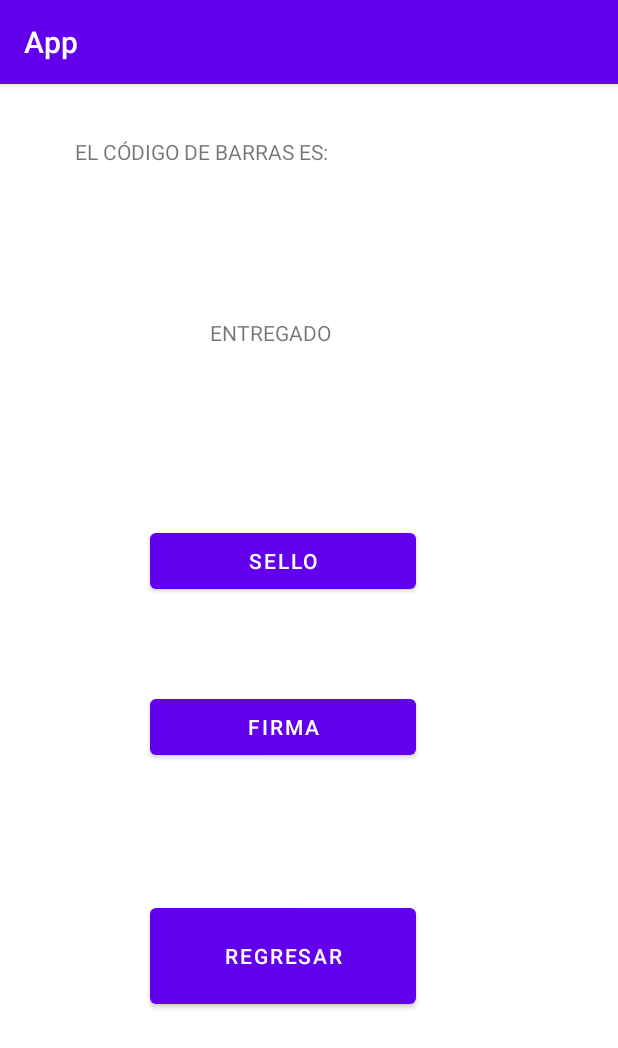
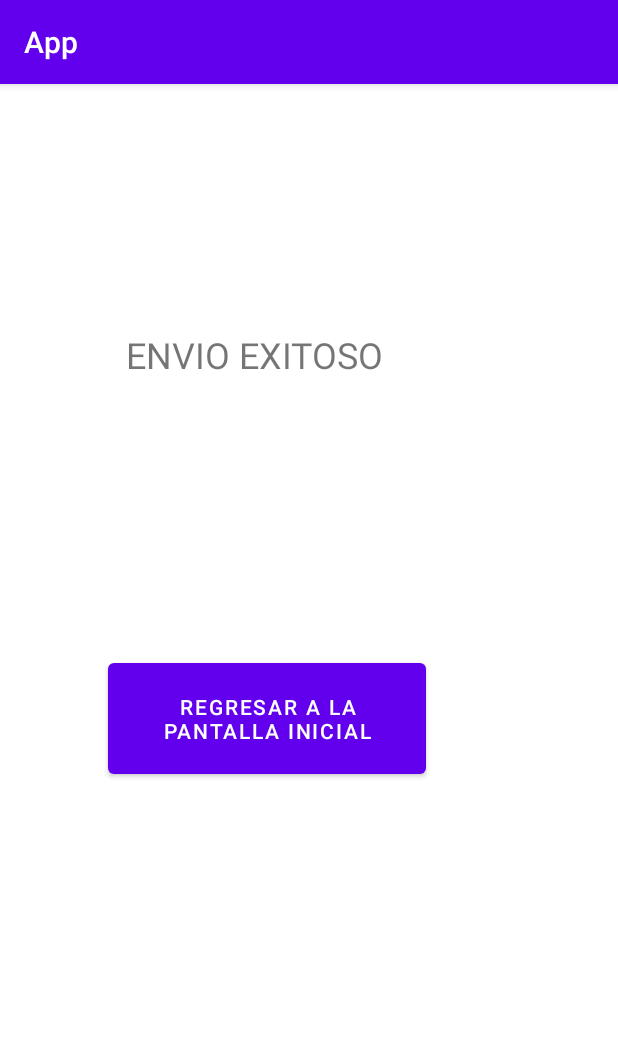
Before and after one commit to pachoGit/AppScanner, an Android app: the DeliveredStateActivity screen opened directly, with no data from a screen before it, after a tap on "SELLO", on a phone screen of 412 x 824 dp. Shown: the top 1048 px of the screen. Run offline under Robolectric (Android 15) with nearby library versions, the phone set to English and light mode, and no system bars.

```diff
--- a/app/src/main/java/com/example/app/ChooseStateActivity.kt
+++ b/app/src/main/java/com/example/app/ChooseStateActivity.kt
@@ -15,6 +15,7 @@ class ChooseStateActivity : AppCompatActivity() {
 
         val content = intent.getStringExtra("content")
         val imagePath = intent.getStringExtra("imagePath")
+        val phone = intent.getStringExtra("phone")
 
         // Insertamos el contenido del codigo de barras en el TextView
         findViewById<TextView>(R.id.textCodeBar).apply {
@@ -27,7 +28,7 @@ class ChooseStateActivity : AppCompatActivity() {
             setImageBitmap(image)
         }
 
-        val data: MutableMap<String, String?> = mutableMapOf("content" to content, "imagePath" to imagePath)
+        val data: MutableMap<String, String?> = mutableMapOf("content" to content, "imagePath" to imagePath, "phone" to phone)
 
         // Accion del boton de ENTREGADO
         findViewById<Button>(R.id.btnDelivered).setOnClickListener {
--- a/app/src/main/java/com/example/app/DeliveredStateActivity.kt
+++ b/app/src/main/java/com/example/app/DeliveredStateActivity.kt
@@ -1,5 +1,6 @@
 package com.example.app
 
+import android.content.Context
 import android.content.Intent
 import androidx.appcompat.app.AppCompatActivity
 import android.os.Bundle
@@ -7,27 +8,39 @@ import android.widget.Button
 import android.widget.TextView
 import android.widget.Toast
 import org.json.JSONObject
+import android.content.pm.PackageManager
+import android.Manifest
+import android.os.StrictMode
+import android.telephony.TelephonyManager
+import androidx.core.app.ActivityCompat
+import java.sql.CallableStatement
+import java.sql.Connection
+import java.sql.DriverManager
+import java.sql.SQLException
 
 class DeliveredStateActivity : AppCompatActivity() {
+
+    private val sql = SQLServer()
     override fun onCreate(savedInstanceState: Bundle?) {
         super.onCreate(savedInstanceState)
         setContentView(R.layout.activity_delivered_state)
-
         val content = intent.getStringExtra("content")
         val imagePath = intent.getStringExtra("imagePath")
         val state = "0" //intent.getStringExtra("state")
+        val phone = intent.getStringExtra("phone")
 
         val textView = findViewById<TextView>(R.id.textCodeBar2).apply {
             text = content
         }
 
-        val data = mutableMapOf<String, String?>("content" to content, "imagePath" to imagePath, "state" to state)
+        val data = mutableMapOf<String, String?>("content" to content, "imagePath" to imagePath, "state" to state, "phone" to phone)
 
         // Boton del modo SELLO
         findViewById<Button>(R.id.btnStamp).setOnClickListener {
             data["mode"] = "02"
             val jsonData = toJsonData(data)
             Toast.makeText(this, jsonData.toString(), Toast.LENGTH_LONG).show()
+            executeQuery(data)
         }
 
         // Boton del modo FIRMA
@@ -35,6 +48,7 @@ class DeliveredStateActivity : AppCompatActivity() {
             data["mode"] = "03"
             val jsonData = toJsonData(data)
             Toast.makeText(this, jsonData.toString(), Toast.LENGTH_LONG).show()
+            executeQuery(data)
         }
 
         // Boton de REGRESAR
@@ -58,4 +72,34 @@ class DeliveredStateActivity : AppCompatActivity() {
         val newData = mutableMapOf<Any?, Any?>("data" to data)
         return JSONObject(newData)
     }
+
+    private fun goToEndActivity() {
+        val intent = Intent(this, EndActivity::class.java)
+        startActivity(intent)
+    }
+
+    private fun goToMainActivity() {
+        val intent = Intent(this, MainActivity::class.java)
+        startActivity(intent)
+    }
+
+    private fun executeQuery(data: MutableMap<String, String?>) {
+        try {
+            sql.connect()
+            var response = sql.executeStoredProcedure(
+                data["content"],
+                data["state"],
+                data["mode"],
+                data["phone"],
+                ""
+            )
+            Toast.makeText(this, "Se ejecutó la consulta: ", Toast.LENGTH_LONG).show()
+            sql.disconnect()
+            goToEndActivity()
+        } catch (e: SQLException) {
+            Toast.makeText(this, "Internal Error", Toast.LENGTH_LONG).show()
+            e.printStackTrace()
+            goToMainActivity()
+        }
+    }
 }
--- /dev/null
+++ b/app/src/main/java/com/example/app/EndActivity.kt
@@ -0,0 +1,25 @@
+package com.example.app
+
+import android.content.Intent
+import androidx.appcompat.app.AppCompatActivity
+import android.os.Bundle
+import android.widget.Button
+import android.widget.TextView
+
+class EndActivity : AppCompatActivity() {
+    override fun onCreate(savedInstanceState: Bundle?) {
+        super.onCreate(savedInstanceState)
+        setContentView(R.layout.activity_end)
+
+        val textView = findViewById<TextView>(R.id.textView6).apply {
+            text = "ENVIO EXITOSO"
+        }
+        // Accion del boton de VOLVER
+        findViewById<Button>(R.id.btnHome).setOnClickListener { goToMainActivity() }
+    }
+
+    private fun goToMainActivity() {
+        val intent = Intent(this, MainActivity::class.java)
+        startActivity(intent)
+    }
+}
--- /dev/null
+++ b/app/src/main/java/com/example/app/SQLServer.kt
@@ -0,0 +1,51 @@
+package com.example.app
+
+import android.os.StrictMode
+import java.sql.CallableStatement
+import java.sql.Connection
+import java.sql.DriverManager
+import java.sql.ResultSet
+import java.sql.SQLException
+
+class SQLServer {
+
+    private val server: String = "190.119.170.4:1433"
+
+    private val database: String = "dataNSP"
+
+    private val user: String = "james"
+
+    private val password: String = "lerolero79"
+
+    private var connection: Connection? = null
+
+    fun connect() {
+        val policy = StrictMode.ThreadPolicy.Builder().permitAll().build()
+        StrictMode.setThreadPolicy(policy)
+        try {
+            Class.forName("net.sourceforge.jtds.jdbc.Driver")
+            connection = DriverManager.getConnection("jdbc:jtds:sqlserver://$server;databaseName=$database;user=$user;password=$password")
+            println("Me conecté a la base de datos :D")
+        }
+        catch (e: SQLException) {
+            println("Error al conectar a la base de datos :D")
+            e.printStackTrace()
+        }
+    }
+
+    fun executeStoredProcedure(content: String?, state: String?, mode: String?, phone: String?, imei: String?): Boolean? {
+        if (connection == null)
+            return false
+        var query = connection?.prepareCall("{ call APP_Actualizar (?, ?, ?, ?, ?) }")
+        query?.setString(1, content)
+        query?.setString(2, state)
+        query?.setString(3, mode)
+        query?.setString(4, phone)
+        query?.setString(5, imei)
+        return query?.execute()
+    }
+
+    fun disconnect() {
+        connection?.close()
+    }
+}
--- /dev/null
+++ b/app/src/main/res/layout/activity_end.xml
@@ -0,0 +1,29 @@
+<?xml version="1.0" encoding="utf-8"?>
+<androidx.constraintlayout.widget.ConstraintLayout xmlns:android="http://schemas.android.com/apk/res/android"
+    xmlns:app="http://schemas.android.com/apk/res-auto"
+    xmlns:tools="http://schemas.android.com/tools"
+    android:layout_width="match_parent"
+    android:layout_height="match_parent"
+    tools:context=".EndActivity">
+
+    <TextView
+        android:id="@+id/textView6"
+        android:layout_width="181dp"
+        android:layout_height="40dp"
+        android:layout_marginStart="84dp"
+        android:layout_marginTop="164dp"
+        android:text="ENVIO EXITOSO"
+        android:textSize="24sp"
+        app:layout_constraintStart_toStartOf="parent"
+        app:layout_constraintTop_toTopOf="parent" />
+
+    <Button
+        android:id="@+id/btnHome"
+        android:layout_width="212dp"
+        android:layout_height="86dp"
+        android:layout_marginStart="72dp"
+        android:layout_marginTop="176dp"
+        android:text="Regresar a la pantalla inicial"
+        app:layout_constraintStart_toStartOf="parent"
+        app:layout_constraintTop_toBottomOf="@+id/textView6" />
+</androidx.constraintlayout.widget.ConstraintLayout>
--- /dev/null
+++ b/app/src/main/res/values/dimens.xml
@@ -0,0 +1,5 @@
+<resources>
+    <!-- Default screen margins, per the Android Design guidelines. -->
+    <dimen name="activity_horizontal_margin">16dp</dimen>
+    <dimen name="activity_vertical_margin">16dp</dimen>
+</resources>
--- a/app/src/main/res/values/strings.xml
+++ b/app/src/main/res/values/strings.xml
@@ -1,3 +1,7 @@
 <resources>
     <string name="app_name">App</string>
+    <string name="title_activity_end">End</string>
+    <string name="title_home">Home</string>
+    <string name="title_dashboard">Dashboard</string>
+    <string name="title_notifications">Notifications</string>
 </resources>
--- a/build.gradle
+++ b/build.gradle
@@ -1,6 +1,6 @@
 // Top-level build file where you can add configuration options common to all sub-projects/modules.
 plugins {
-    id 'com.android.application' version '7.3.1' apply false
-    id 'com.android.library' version '7.3.1' apply false
+    id 'com.android.application' version '7.4.2' apply false
+    id 'com.android.library' version '7.4.2' apply false
     id 'org.jetbrains.kotlin.android' version '1.7.20' apply false
 }
--- a/gradle.properties
+++ b/gradle.properties
@@ -6,7 +6,7 @@
 # http://www.gradle.org/docs/current/userguide/build_environment.html
 # Specifies the JVM arguments used for the daemon process.
 # The setting is particularly useful for tweaking memory settings.
-org.gradle.jvmargs=-Xmx2048m -Dfile.encoding=UTF-8
+org.gradle.jvmargs=-Xmx4608m -Dfile.encoding=UTF-8
 # When configured, Gradle will run in incubating parallel mode.
 # This option should only be used with decoupled projects. More details, visit
 # http://www.gradle.org/docs/current/userguide/multi_project_builds.html#sec:decoupled_projects
```
Also changed, not shown: app/build.gradle (+23 -9 lines), app/src/main/AndroidManifest.xml (+18 -1 lines), app/src/main/java/com/example/app/MainActivity.kt (+53 -1 lines), app/src/main/java/com/example/app/RefusedStateActivity.kt (+35 -1 lines), app/src/main/res/drawable/ic_dashboard_black_24dp.xml (added, +9 -0 lines), app/src/main/res/drawable/ic_home_black_24dp.xml (added, +9 -0 lines), app/src/main/res/drawable/ic_notifications_black_24dp.xml (added, +9 -0 lines), app/src/main/res/menu/bottom_nav_menu.xml (added, +19 -0 lines), app/src/main/res/navigation/mobile_navigation.xml (added, +25 -0 lines), app/libs/jtds-1.3.1.jar (added), gradle/wrapper/gradle-wrapper.properties.
